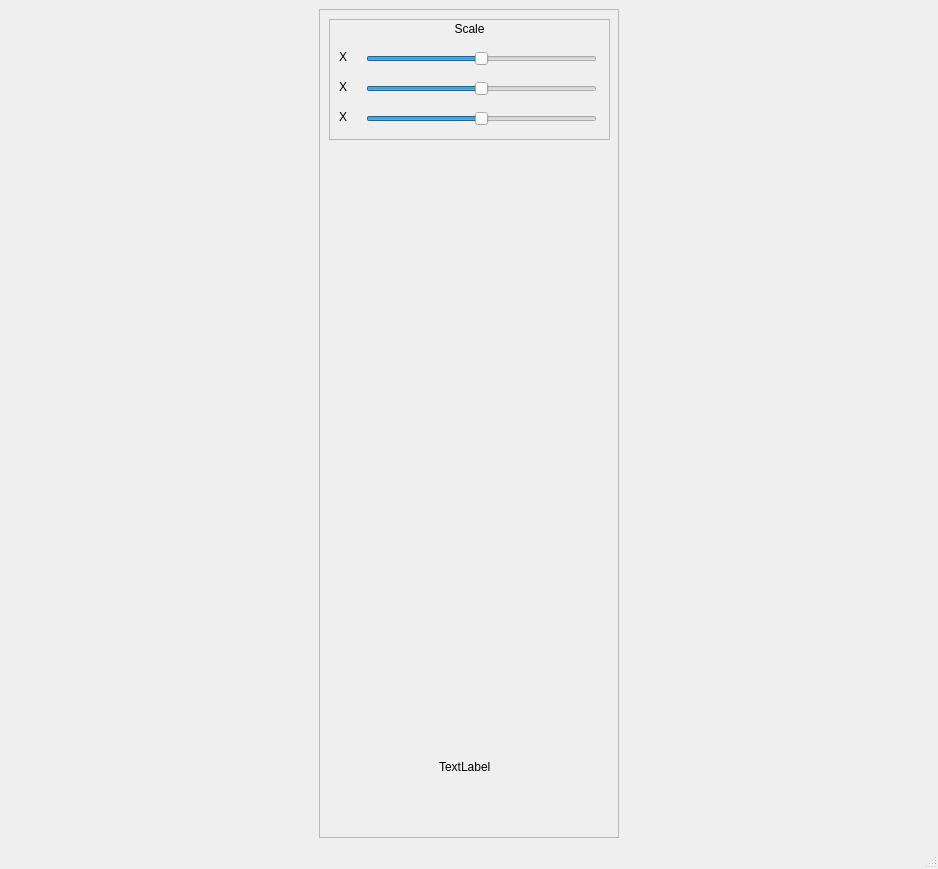
Qt form src/mainwindow.ui (vgefanov/3DViewer-v1.0) before a commit.
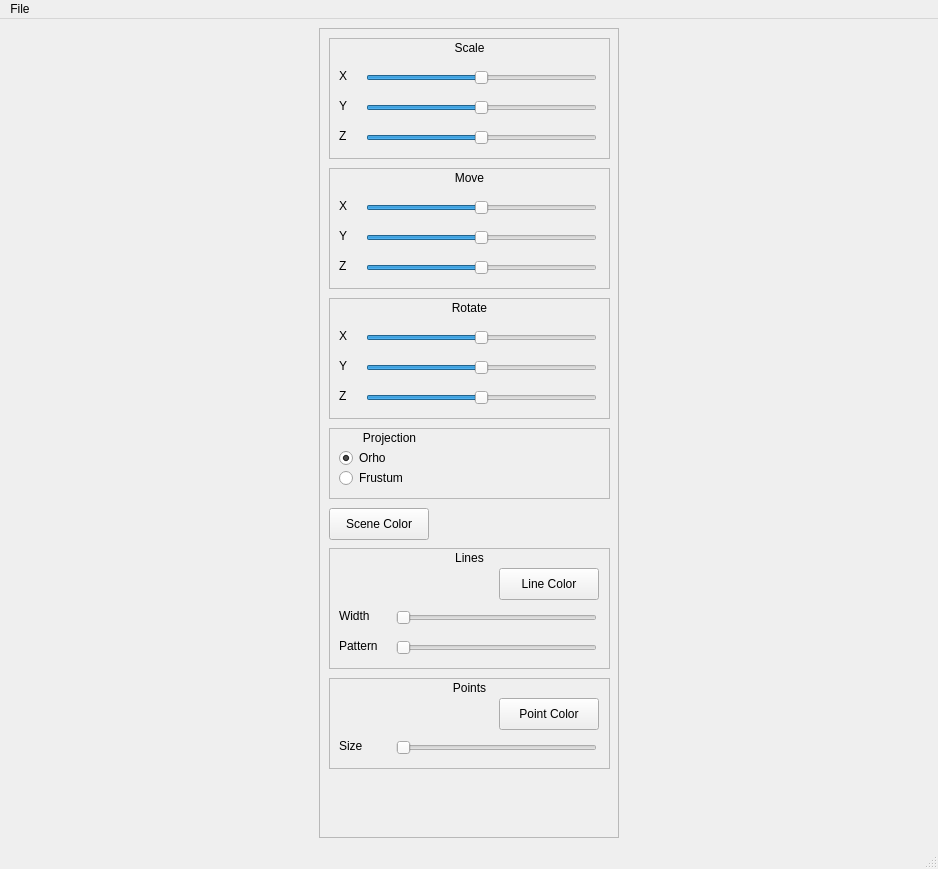
The same form after that commit.

Patch:
```diff
--- a/src/mainwindow.ui
+++ b/src/mainwindow.ui
@@ -97,6 +97,9 @@
           <height>25</height>
          </rect>
         </property>
+        <property name="minimum">
+         <number>0</number>
+        </property>
         <property name="maximum">
          <number>100</number>
         </property>
@@ -120,7 +123,7 @@
          </rect>
         </property>
         <property name="text">
-         <string>X</string>
+         <string>Y</string>
         </property>
        </widget>
        <widget class="QSlider" name="horizontalSlider_3">
@@ -177,23 +180,580 @@
          </rect>
         </property>
         <property name="text">
+         <string>Z</string>
+        </property>
+       </widget>
+      </widget>
+      <widget class="QFrame" name="scaleFrame_2">
+       <property name="geometry">
+        <rect>
+         <x>10</x>
+         <y>140</y>
+         <width>281</width>
+         <height>121</height>
+        </rect>
+       </property>
+       <property name="frameShape">
+        <enum>QFrame::StyledPanel</enum>
+       </property>
+       <property name="frameShadow">
+        <enum>QFrame::Raised</enum>
+       </property>
+       <widget class="QLabel" name="label_3">
+        <property name="geometry">
+         <rect>
+          <x>10</x>
+          <y>0</y>
+          <width>261</width>
+          <height>20</height>
+         </rect>
+        </property>
+        <property name="text">
+         <string>Move</string>
+        </property>
+        <property name="alignment">
+         <set>Qt::AlignCenter</set>
+        </property>
+       </widget>
+       <widget class="QLabel" name="label_7">
+        <property name="geometry">
+         <rect>
+          <x>10</x>
+          <y>30</y>
+          <width>21</width>
+          <height>16</height>
+         </rect>
+        </property>
+        <property name="text">
          <string>X</string>
         </property>
        </widget>
+       <widget class="QSlider" name="moveXslider">
+        <property name="geometry">
+         <rect>
+          <x>37</x>
+          <y>27</y>
+          <width>231</width>
+          <height>25</height>
+         </rect>
+        </property>
+        <property name="minimum">
+         <number>-50</number>
+        </property>
+        <property name="maximum">
+         <number>50</number>
+        </property>
+        <property name="value">
+         <number>0</number>
+        </property>
+        <property name="sliderPosition">
+         <number>0</number>
+        </property>
+        <property name="orientation">
+         <enum>Qt::Horizontal</enum>
+        </property>
+       </widget>
+       <widget class="QLabel" name="label_8">
+        <property name="geometry">
+         <rect>
+          <x>10</x>
+          <y>60</y>
+          <width>21</width>
+          <height>16</height>
+         </rect>
+        </property>
+        <property name="text">
+         <string>Y</string>
+        </property>
+       </widget>
+       <widget class="QSlider" name="moveYslider">
+        <property name="geometry">
+         <rect>
+          <x>37</x>
+          <y>57</y>
+          <width>231</width>
+          <height>25</height>
+         </rect>
+        </property>
+        <property name="minimum">
+         <number>-50</number>
+        </property>
+        <property name="maximum">
+         <number>50</number>
+        </property>
+        <property name="value">
+         <number>0</number>
+        </property>
+        <property name="sliderPosition">
+         <number>0</number>
+        </property>
+        <property name="orientation">
+         <enum>Qt::Horizontal</enum>
+        </property>
+       </widget>
+       <widget class="QSlider" name="moveZslider">
+        <property name="geometry">
+         <rect>
+          <x>37</x>
+          <y>87</y>
+          <width>231</width>
+          <height>25</height>
+         </rect>
+        </property>
+        <property name="minimum">
+         <number>-50</number>
+        </property>
+        <property name="maximum">
+         <number>50</number>
+        </property>
+        <property name="value">
+         <number>0</number>
+        </property>
+        <property name="sliderPosition">
+         <number>0</number>
+        </property>
+        <property name="orientation">
+         <enum>Qt::Horizontal</enum>
+        </property>
+       </widget>
+       <widget class="QLabel" name="label_9">
+        <property name="geometry">
+         <rect>
+          <x>10</x>
+          <y>90</y>
+          <width>21</width>
+          <height>16</height>
+         </rect>
+        </property>
+        <property name="text">
+         <string>Z</string>
+        </property>
+       </widget>
       </widget>
-      <widget class="QLabel" name="label">
+      <widget class="QFrame" name="scaleFrame_3">
        <property name="geometry">
         <rect>
-         <x>120</x>
-         <y>750</y>
-         <width>58</width>
-         <height>16</height>
+         <x>10</x>
+         <y>270</y>
+         <width>281</width>
+         <height>121</height>
+        </rect>
+       </property>
+       <property name="frameShape">
+        <enum>QFrame::StyledPanel</enum>
+       </property>
+       <property name="frameShadow">
+        <enum>QFrame::Raised</enum>
+       </property>
+       <widget class="QLabel" name="label_10">
+        <property name="geometry">
+         <rect>
+          <x>10</x>
+          <y>0</y>
+          <width>261</width>
+          <height>20</height>
+         </rect>
+        </property>
+        <property name="text">
+         <string>Rotate</string>
+        </property>
+        <property name="alignment">
+         <set>Qt::AlignCenter</set>
+        </property>
+       </widget>
+       <widget class="QLabel" name="label_11">
+        <property name="geometry">
+         <rect>
+          <x>10</x>
+          <y>30</y>
+          <width>21</width>
+          <height>16</height>
+         </rect>
+        </property>
+        <property name="text">
+         <string>X</string>
+        </property>
+       </widget>
+       <widget class="QSlider" name="rotateXslider">
+        <property name="geometry">
+         <rect>
+          <x>37</x>
+          <y>27</y>
+          <width>231</width>
+          <height>25</height>
+         </rect>
+        </property>
+        <property name="minimum">
+         <number>-180</number>
+        </property>
+        <property name="maximum">
+         <number>180</number>
+        </property>
+        <property name="value">
+         <number>0</number>
+        </property>
+        <property name="sliderPosition">
+         <number>0</number>
+        </property>
+        <property name="orientation">
+         <enum>Qt::Horizontal</enum>
+        </property>
+       </widget>
+       <widget class="QLabel" name="label_12">
+        <property name="geometry">
+         <rect>
+          <x>10</x>
+          <y>60</y>
+          <width>21</width>
+          <height>16</height>
+         </rect>
+        </property>
+        <property name="text">
+         <string>Y</string>
+        </property>
+       </widget>
+       <widget class="QSlider" name="rotateYslider">
+        <property name="geometry">
+         <rect>
+          <x>37</x>
+          <y>57</y>
+          <width>231</width>
+          <height>25</height>
+         </rect>
+        </property>
+        <property name="minimum">
+         <number>-180</number>
+        </property>
+        <property name="maximum">
+         <number>180</number>
+        </property>
+        <property name="value">
+         <number>0</number>
+        </property>
+        <property name="sliderPosition">
+         <number>0</number>
+        </property>
+        <property name="orientation">
+         <enum>Qt::Horizontal</enum>
+        </property>
+       </widget>
+       <widget class="QSlider" name="rotateZslider">
+        <property name="geometry">
+         <rect>
+          <x>37</x>
+          <y>87</y>
+          <width>231</width>
+          <height>25</height>
+         </rect>
+        </property>
+        <property name="minimum">
+         <number>-180</number>
+        </property>
+        <property name="maximum">
+         <number>180</number>
+        </property>
+        <property name="value">
+         <number>0</number>
+        </property>
+        <property name="sliderPosition">
+         <number>0</number>
+        </property>
+        <property name="orientation">
+         <enum>Qt::Horizontal</enum>
+        </property>
+       </widget>
+       <widget class="QLabel" name="label_13">
+        <property name="geometry">
+         <rect>
+          <x>10</x>
+          <y>90</y>
+          <width>21</width>
+          <height>16</height>
+         </rect>
+        </property>
+        <property name="text">
+         <string>Z</string>
+        </property>
+       </widget>
+      </widget>
+      <widget class="QFrame" name="frame_2">
+       <property name="geometry">
+        <rect>
+         <x>10</x>
+         <y>400</y>
+         <width>281</width>
+         <height>71</height>
+        </rect>
+       </property>
+       <property name="frameShape">
+        <enum>QFrame::StyledPanel</enum>
+       </property>
+       <property name="frameShadow">
+        <enum>QFrame::Raised</enum>
+       </property>
+       <widget class="QLabel" name="label_14">
+        <property name="geometry">
+         <rect>
+          <x>10</x>
+          <y>0</y>
+          <width>101</width>
+          <height>20</height>
+         </rect>
+        </property>
+        <property name="text">
+         <string>Projection</string>
+        </property>
+        <property name="alignment">
+         <set>Qt::AlignCenter</set>
+        </property>
+       </widget>
+       <widget class="QRadioButton" name="radioOrho">
+        <property name="geometry">
+         <rect>
+          <x>10</x>
+          <y>20</y>
+          <width>99</width>
+          <height>20</height>
+         </rect>
+        </property>
+        <property name="text">
+         <string>Orho</string>
+        </property>
+        <property name="checked">
+         <bool>true</bool>
+        </property>
+       </widget>
+       <widget class="QRadioButton" name="radioFrustum">
+        <property name="geometry">
+         <rect>
+          <x>10</x>
+          <y>40</y>
+          <width>99</width>
+          <height>20</height>
+         </rect>
+        </property>
+        <property name="text">
+         <string>Frustum</string>
+        </property>
+       </widget>
+      </widget>
+      <widget class="QPushButton" name="sceneColorButton">
+       <property name="geometry">
+        <rect>
+         <x>10</x>
+         <y>480</y>
+         <width>100</width>
+         <height>32</height>
         </rect>
        </property>
        <property name="text">
-        <string>TextLabel</string>
+        <string>Scene Color</string>
        </property>
       </widget>
+      <widget class="QFrame" name="scaleFrame_4">
+       <property name="geometry">
+        <rect>
+         <x>10</x>
+         <y>520</y>
+         <width>281</width>
+         <height>121</height>
+        </rect>
+       </property>
+       <property name="frameShape">
+        <enum>QFrame::StyledPanel</enum>
+       </property>
+       <property name="frameShadow">
+        <enum>QFrame::Raised</enum>
+       </property>
+       <widget class="QLabel" name="label_15">
+        <property name="geometry">
+         <rect>
+          <x>10</x>
+          <y>0</y>
+          <width>261</width>
+          <height>20</height>
+         </rect>
+        </property>
+        <property name="text">
+         <string>Lines</string>
+        </property>
+        <property name="alignment">
+         <set>Qt::AlignCenter</set>
+        </property>
+       </widget>
+       <widget class="QLabel" name="label_17">
+        <property name="geometry">
+         <rect>
+          <x>10</x>
+          <y>60</y>
+          <width>51</width>
+          <height>16</height>
+         </rect>
+        </property>
+        <property name="text">
+         <string>Width</string>
+        </property>
+       </widget>
+       <widget class="QSlider" name="lineWidthSlider">
+        <property name="geometry">
+         <rect>
+          <x>67</x>
+          <y>57</y>
+          <width>201</width>
+          <height>25</height>
+         </rect>
+        </property>
+        <property name="minimum">
+         <number>1</number>
+        </property>
+        <property name="maximum">
+         <number>10</number>
+        </property>
+        <property name="value">
+         <number>1</number>
+        </property>
+        <property name="sliderPosition">
+         <number>1</number>
+        </property>
+        <property name="orientation">
+         <enum>Qt::Horizontal</enum>
+        </property>
+       </widget>
+       <widget class="QSlider" name="patternSlider">
+        <property name="geometry">
+         <rect>
+          <x>67</x>
+          <y>87</y>
+          <width>201</width>
+          <height>25</height>
+         </rect>
+        </property>
+        <property name="minimum">
+         <number>1</number>
+        </property>
+        <property name="maximum">
+         <number>4</number>
+        </property>
+        <property name="value">
+         <number>1</number>
+        </property>
+        <property name="sliderPosition">
+         <number>1</number>
+        </property>
+        <property name="orientation">
+         <enum>Qt::Horizontal</enum>
+        </property>
+       </widget>
+       <widget class="QLabel" name="label_18">
+        <property name="geometry">
+         <rect>
+          <x>10</x>
+          <y>90</y>
+          <width>51</width>
+          <height>16</height>
+         </rect>
+        </property>
+        <property name="text">
+         <string>Pattern</string>
+        </property>
+       </widget>
+       <widget class="QPushButton" name="lineColorButton">
+        <property name="geometry">
+         <rect>
+          <x>170</x>
+          <y>20</y>
+          <width>100</width>
+          <height>32</height>
+         </rect>
+        </property>
+        <property name="text">
+         <string>Line Color</string>
+        </property>
+       </widget>
+      </widget>
+      <widget class="QFrame" name="scaleFrame_5">
+       <property name="geometry">
+        <rect>
+         <x>10</x>
+         <y>650</y>
+         <width>281</width>
+         <height>91</height>
+        </rect>
+       </property>
+       <property name="frameShape">
+        <enum>QFrame::StyledPanel</enum>
+       </property>
+       <property name="frameShadow">
+        <enum>QFrame::Raised</enum>
+       </property>
+       <widget class="QLabel" name="label_16">
+        <property name="geometry">
+         <rect>
+          <x>10</x>
+          <y>0</y>
+          <width>261</width>
+          <height>20</height>
+         </rect>
+        </property>
+        <property name="text">
+         <string>Points</string>
+        </property>
+        <property name="alignment">
+         <set>Qt::AlignCenter</set>
+        </property>
+       </widget>
+       <widget class="QLabel" name="label_19">
+        <property name="geometry">
+         <rect>
+          <x>10</x>
+          <y>60</y>
+          <width>51</width>
+          <height>16</height>
+         </rect>
+        </property>
+        <property name="text">
+         <string>Size</string>
+        </property>
+       </widget>
+       <widget class="QSlider" name="pointSizeSlider">
+        <property name="geometry">
+         <rect>
+          <x>67</x>
+          <y>57</y>
+          <width>201</width>
+          <height>25</height>
+         </rect>
+        </property>
+        <property name="minimum">
+         <number>1</number>
+        </property>
+        <property name="maximum">
+         <number>10</number>
+        </property>
+        <property name="value">
+         <number>1</number>
+        </property>
+        <property name="sliderPosition">
+         <number>1</number>
+        </property>
+        <property name="orientation">
+         <enum>Qt::Horizontal</enum>
+        </property>
+       </widget>
+       <widget class="QPushButton" name="pointColorButton">
+        <property name="geometry">
+         <rect>
+          <x>170</x>
+          <y>20</y>
+          <width>100</width>
+          <height>32</height>
+         </rect>
+        </property>
+        <property name="text">
+         <string>Point Color</string>
+        </property>
+       </widget>
+      </widget>
      </widget>
     </item>
    </layout>
@@ -207,6 +767,19 @@
      <height>24</height>
     </rect>
    </property>
+   <widget class="QMenu" name="menuFile">
+    <property name="title">
+     <string>File</string>
+    </property>
+    <addaction name="actionOpen_model"/>
+    <addaction name="separator"/>
+    <addaction name="actionLoad_profile"/>
+    <addaction name="actionSave_profile"/>
+    <addaction name="separator"/>
+    <addaction name="actionConfigure"/>
+    <addaction name="actionExit"/>
+   </widget>
+   <addaction name="menuFile"/>
   </widget>
   <widget class="QStatusBar" name="statusbar"/>
  </widget>
```
Left out of the diff: 31 changed lines with no effect on the pictures.
